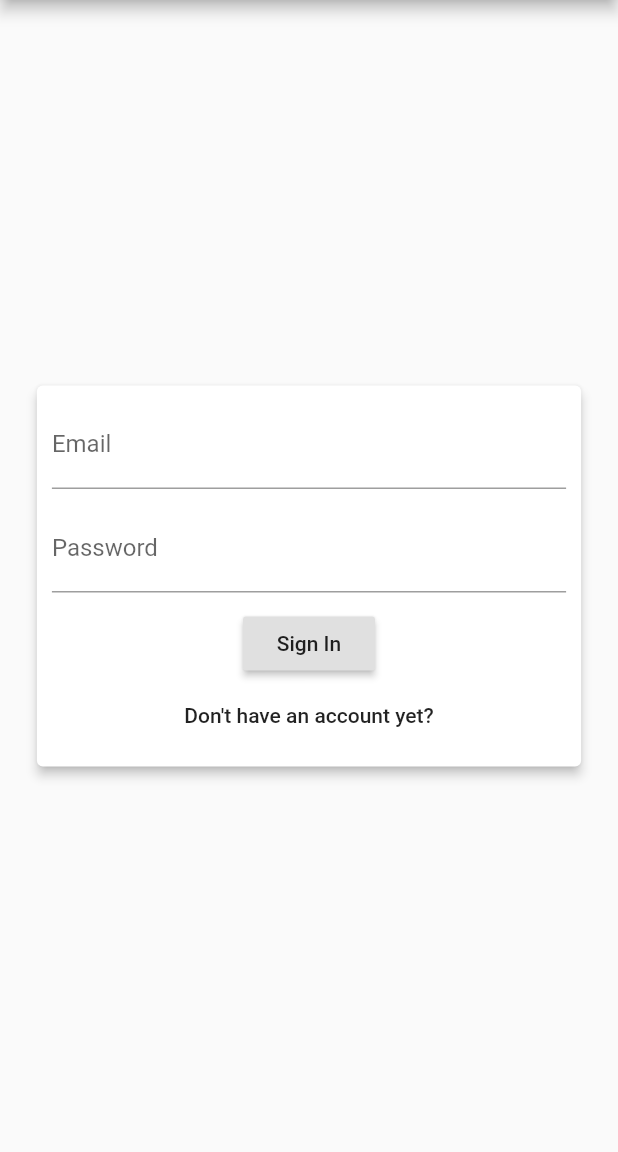
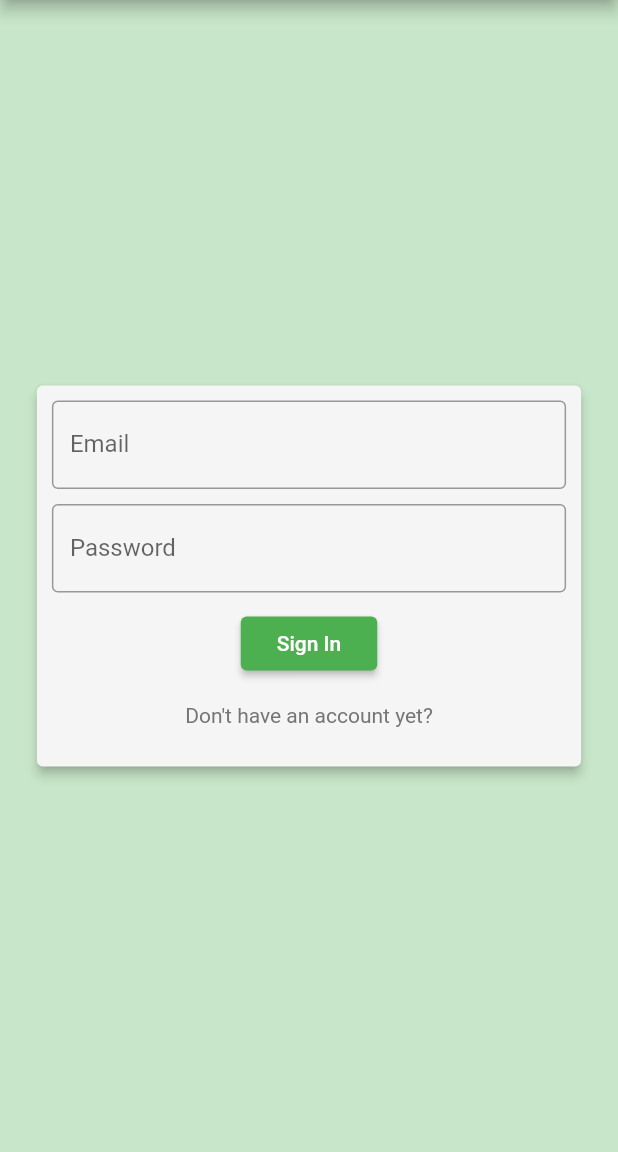
Before and after one commit to EugeneTeu/trees-secure, a Flutter app: the screen it shows after launch, on a phone screen of 412 x 824 dp, the part 84-1236 px from its top. Run offline on Flutter 3.47's test engine with Material 2 defaults, Android fonts, the phone set to English and light mode, and no system bars; our stand-ins replace firebase_auth, flutter_spinkit; accounts and stored records are empty; generated files the repository leaves out were written again.

Commit message:
Update theme

```diff
--- a/lib/main.dart
+++ b/lib/main.dart
@@ -1,6 +1,6 @@
 import 'package:provider/provider.dart';
 import 'package:flutter/material.dart';
-import 'package:tree_secure/themes/cs_prayer_theme.dart';
+import 'package:tree_secure/themes/theme.dart';
 
 import 'package:tree_secure/screens/wrappers/auth_wrapper.dart';
 import 'package:tree_secure/services/auth_service.dart';
@@ -9,14 +9,13 @@ import 'package:tree_secure/models/auth_user.dart';
 void main() => runApp(MyApp());
 
 class MyApp extends StatelessWidget {
-  static final CsPrayerTheme csPrayerTheme = CsPrayerTheme();
   @override
   Widget build(BuildContext context) {
     return StreamProvider<AuthUser>.value(
       value: AuthService.instance.currUserModel,
       child: MaterialApp(
         debugShowCheckedModeBanner: false,
-        theme: csPrayerTheme.theme,
+        theme: buildLightTheme(),
         home: AuthWrapper(),
       ),
     );
--- a/lib/themes/cs_prayer_theme.dart
+++ /dev/null
@@ -1,8 +0,0 @@
-import 'package:flutter/material.dart';
-
-class CsPrayerTheme {
-  ThemeData _theme =
-      ThemeData(primarySwatch: Colors.green, accentColor: Colors.green[700]);
-
-  get theme => _theme;
-}
--- /dev/null
+++ b/lib/themes/theme.dart
@@ -0,0 +1,30 @@
+import 'package:flutter/material.dart';
+
+ThemeData buildLightTheme() {
+  return ThemeData(
+    brightness: Brightness.light, // light theme
+    primarySwatch: Colors.green, // primary colours
+    scaffoldBackgroundColor: Colors.green[100],
+    textTheme: TextTheme(
+      body1: TextStyle(
+        color: Colors.black,
+      ),
+      body2: TextStyle(
+        color: Colors.grey[600],
+        fontWeight: FontWeight.normal,
+      ),
+    ),
+    inputDecorationTheme: InputDecorationTheme(
+      border: OutlineInputBorder(),
+    ),
+    cardTheme: CardTheme(
+      elevation: 5,
+      color: Colors.grey[100],
+    ),
+    dividerColor: Colors.grey,
+    buttonTheme: ButtonThemeData(
+      // disabledColor: Colors.grey[400],
+      textTheme: ButtonTextTheme.primary,
+    ),
+  );
+}
```
